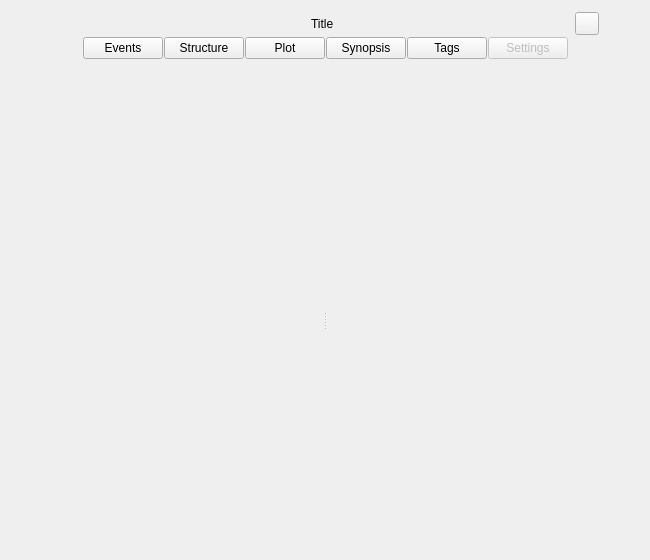
Above: ui/novel_view.ui from zkovari/plotlyst before the change. Below: the same form after it.
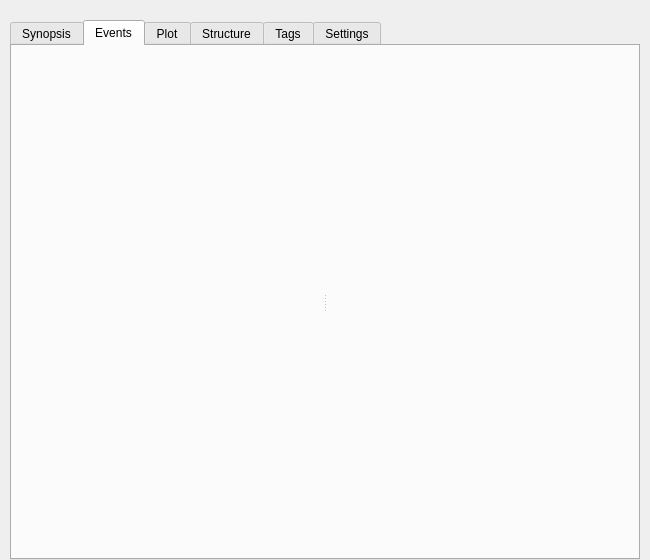
That is the form after the change. The open tabs and pages were chosen to show the change. Custom widgets are drawn as their Qt base class.

Commit message: Convert novel buttons to tabs, closes #663, closes #661

Patch:
```diff
--- a/ui/novel_view.ui
+++ b/ui/novel_view.ui
@@ -13,6 +13,37 @@
   <property name="windowTitle">
    <string>Form</string>
   </property>
+  <layout class="QVBoxLayout" name="verticalLayout">
+   <property name="spacing">
+    <number>0</number>
+   </property>
+   <property name="leftMargin">
+    <number>10</number>
+   </property>
+   <property name="topMargin">
+    <number>20</number>
+   </property>
+   <property name="rightMargin">
+    <number>10</number>
+   </property>
+   <property name="bottomMargin">
+    <number>0</number>
+   </property>
+   <item>
+    <widget class="QTabWidget" name="tabWidget">
+     <property name="currentIndex">
+      <number>0</number>
+     </property>
+     <property name="centered" stdset="0">
+      <bool>true</bool>
+     </property>
+     <property name="borderless" stdset="0">
+      <bool>true</bool>
+     </property>
+     <widget class="QWidget" name="tabSynopsis">
+      <attribute name="title">
+       <string>Synopsis</string>
+      </attribute>
   <layout class="QVBoxLayout" name="verticalLayout_3">
    <property name="spacing">
     <number>2</number>
@@ -142,307 +173,6 @@
     </widget>
    </item>
    <item>
-    <layout class="QHBoxLayout" name="horizontalLayout_2"/>
-   </item>
-   <item>
-    <layout class="QHBoxLayout" name="horizontalLayout_11">
-     <property name="spacing">
-      <number>1</number>
-     </property>
-     <item>
-      <spacer name="horizontalSpacer_4">
-       <property name="orientation">
-        <enum>Qt::Horizontal</enum>
-       </property>
-       <property name="sizeHint" stdset="0">
-        <size>
-         <width>40</width>
-         <height>20</height>
-        </size>
-       </property>
-      </spacer>
-     </item>
-     <item>
-      <widget class="QPushButton" name="btnEvents">
-       <property name="sizePolicy">
-        <sizepolicy hsizetype="Maximum" vsizetype="Maximum">
-         <horstretch>0</horstretch>
-         <verstretch>0</verstretch>
-        </sizepolicy>
-       </property>
-       <property name="cursor">
-        <cursorShape>PointingHandCursor</cursorShape>
-       </property>
-       <property name="text">
-        <string>Events</string>
-       </property>
-       <property name="checkable">
-        <bool>true</bool>
-       </property>
-       <property name="base" stdset="0">
-        <bool>false</bool>
-       </property>
-       <property name="top-level-nav" stdset="0">
-        <bool>true</bool>
-       </property>
-       <attribute name="buttonGroup">
-        <string notr="true">buttonGroup</string>
-       </attribute>
-      </widget>
-     </item>
-     <item>
-      <widget class="QPushButton" name="btnStructure">
-       <property name="sizePolicy">
-        <sizepolicy hsizetype="Maximum" vsizetype="Maximum">
-         <horstretch>0</horstretch>
-         <verstretch>0</verstretch>
-        </sizepolicy>
-       </property>
-       <property name="cursor">
-        <cursorShape>PointingHandCursor</cursorShape>
-       </property>
-       <property name="text">
-        <string>Structure</string>
-       </property>
-       <property name="checkable">
-        <bool>true</bool>
-       </property>
-       <property name="base" stdset="0">
-        <bool>false</bool>
-       </property>
-       <property name="top-level-nav" stdset="0">
-        <bool>true</bool>
-       </property>
-       <attribute name="buttonGroup">
-        <string notr="true">buttonGroup</string>
-       </attribute>
-      </widget>
-     </item>
-     <item>
-      <widget class="QPushButton" name="btnPlot">
-       <property name="sizePolicy">
-        <sizepolicy hsizetype="Maximum" vsizetype="Maximum">
-         <horstretch>0</horstretch>
-         <verstretch>0</verstretch>
-        </sizepolicy>
-       </property>
-       <property name="cursor">
-        <cursorShape>PointingHandCursor</cursorShape>
-       </property>
-       <property name="text">
-        <string>Plot</string>
-       </property>
-       <property name="checkable">
-        <bool>true</bool>
-       </property>
-       <property name="base" stdset="0">
-        <bool>false</bool>
-       </property>
-       <property name="top-level-nav" stdset="0">
-        <bool>true</bool>
-       </property>
-       <attribute name="buttonGroup">
-        <string notr="true">buttonGroup</string>
-       </attribute>
-      </widget>
-     </item>
-     <item>
-      <widget class="QPushButton" name="btnSynopsis">
-       <property name="sizePolicy">
-        <sizepolicy hsizetype="Maximum" vsizetype="Maximum">
-         <horstretch>0</horstretch>
-         <verstretch>0</verstretch>
-        </sizepolicy>
-       </property>
-       <property name="cursor">
-        <cursorShape>PointingHandCursor</cursorShape>
-       </property>
-       <property name="text">
-        <string>Synopsis</string>
-       </property>
-       <property name="checkable">
-        <bool>true</bool>
-       </property>
-       <property name="base" stdset="0">
-        <bool>false</bool>
-       </property>
-       <property name="top-level-nav" stdset="0">
-        <bool>true</bool>
-       </property>
-       <attribute name="buttonGroup">
-        <string notr="true">buttonGroup</string>
-       </attribute>
-      </widget>
-     </item>
-     <item>
-      <widget class="QPushButton" name="btnTags">
-       <property name="sizePolicy">
-        <sizepolicy hsizetype="Maximum" vsizetype="Maximum">
-         <horstretch>0</horstretch>
-         <verstretch>0</verstretch>
-        </sizepolicy>
-       </property>
-       <property name="cursor">
-        <cursorShape>PointingHandCursor</cursorShape>
-       </property>
-       <property name="text">
-        <string>Tags</string>
-       </property>
-       <property name="checkable">
-        <bool>true</bool>
-       </property>
-       <property name="base" stdset="0">
-        <bool>false</bool>
-       </property>
-       <property name="top-level-nav" stdset="0">
-        <bool>true</bool>
-       </property>
-       <attribute name="buttonGroup">
-        <string notr="true">buttonGroup</string>
-       </attribute>
-      </widget>
-     </item>
-     <item>
-      <widget class="QPushButton" name="btnSettings">
-       <property name="enabled">
-        <bool>false</bool>
-       </property>
-       <property name="sizePolicy">
-        <sizepolicy hsizetype="Maximum" vsizetype="Maximum">
-         <horstretch>0</horstretch>
-         <verstretch>0</verstretch>
-        </sizepolicy>
-       </property>
-       <property name="cursor">
-        <cursorShape>ForbiddenCursor</cursorShape>
-       </property>
-       <property name="text">
-        <string>Settings</string>
-       </property>
-       <property name="checkable">
-        <bool>true</bool>
-       </property>
-       <property name="base" stdset="0">
-        <bool>false</bool>
-       </property>
-       <property name="top-level-nav" stdset="0">
-        <bool>true</bool>
-       </property>
-      </widget>
-     </item>
-     <item>
-      <spacer name="horizontalSpacer_11">
-       <property name="orientation">
-        <enum>Qt::Horizontal</enum>
-       </property>
-       <property name="sizeHint" stdset="0">
-        <size>
-         <width>40</width>
-         <height>20</height>
-        </size>
-       </property>
-      </spacer>
-     </item>
-    </layout>
-   </item>
-   <item>
-    <spacer name="horizontalSpacer_5">
-     <property name="orientation">
-      <enum>Qt::Horizontal</enum>
-     </property>
-     <property name="sizeHint" stdset="0">
-      <size>
-       <width>40</width>
-       <height>20</height>
-      </size>
-     </property>
-    </spacer>
-   </item>
-   <item>
-    <widget class="QStackedWidget" name="stackedWidget">
-     <property name="currentIndex">
-      <number>4</number>
-     </property>
-     <widget class="QWidget" name="pageStructure">
-      <layout class="QVBoxLayout" name="verticalLayout_4">
-       <property name="spacing">
-        <number>3</number>
-       </property>
-       <property name="leftMargin">
-        <number>2</number>
-       </property>
-       <property name="topMargin">
-        <number>2</number>
-       </property>
-       <property name="rightMargin">
-        <number>2</number>
-       </property>
-       <property name="bottomMargin">
-        <number>2</number>
-       </property>
-       <item>
-        <widget class="StoryStructureEditor" name="wdgStructure" native="true"/>
-       </item>
-      </layout>
-     </widget>
-     <widget class="QWidget" name="pagePlot">
-      <layout class="QVBoxLayout" name="verticalLayout_2">
-       <property name="spacing">
-        <number>3</number>
-       </property>
-       <property name="leftMargin">
-        <number>2</number>
-       </property>
-       <property name="topMargin">
-        <number>2</number>
-       </property>
-       <property name="rightMargin">
-        <number>2</number>
-       </property>
-       <property name="bottomMargin">
-        <number>2</number>
-       </property>
-       <item>
-        <widget class="QWidget" name="wdgPlotContainer" native="true">
-         <layout class="QVBoxLayout" name="verticalLayout_9">
-          <property name="spacing">
-           <number>3</number>
-          </property>
-          <property name="leftMargin">
-           <number>15</number>
-          </property>
-          <property name="topMargin">
-           <number>2</number>
-          </property>
-          <property name="rightMargin">
-           <number>2</number>
-          </property>
-          <property name="bottomMargin">
-           <number>2</number>
-          </property>
-         </layout>
-        </widget>
-       </item>
-      </layout>
-     </widget>
-     <widget class="QWidget" name="pageSynopsis">
-      <layout class="QVBoxLayout" name="verticalLayout_8">
-       <property name="spacing">
-        <number>3</number>
-       </property>
-       <property name="leftMargin">
-        <number>2</number>
-       </property>
-       <property name="topMargin">
-        <number>2</number>
-       </property>
-       <property name="rightMargin">
-        <number>2</number>
-       </property>
-       <property name="bottomMargin">
-        <number>2</number>
-       </property>
-       <item>
         <widget class="QWidget" name="widget_5" native="true">
          <layout class="QHBoxLayout" name="horizontalLayout_12">
           <property name="spacing">
@@ -592,13 +322,101 @@
        </item>
       </layout>
      </widget>
-     <widget class="QWidget" name="pageTags">
-      <layout class="QVBoxLayout" name="verticalLayout">
+     <widget class="QWidget" name="tabEvents">
+      <attribute name="title">
+       <string>Events</string>
+      </attribute>
+      <layout class="QVBoxLayout" name="verticalLayout_11">
+       <property name="spacing">
+        <number>0</number>
+       </property>
+       <property name="leftMargin">
+        <number>0</number>
+       </property>
+       <property name="topMargin">
+        <number>0</number>
+       </property>
+       <property name="rightMargin">
+        <number>0</number>
+       </property>
+       <property name="bottomMargin">
+        <number>0</number>
+       </property>
+       <item>
+        <widget class="QSplitter" name="splitterEvents">
+         <property name="orientation">
+          <enum>Qt::Horizontal</enum>
+         </property>
+         <widget class="QWidget" name="wdgEventsMapParent" native="true">
+          <layout class="QVBoxLayout" name="verticalLayout_7">
+           <property name="spacing">
+            <number>0</number>
+           </property>
+           <property name="leftMargin">
+            <number>0</number>
+           </property>
+           <property name="topMargin">
+            <number>0</number>
+           </property>
+           <property name="rightMargin">
+            <number>0</number>
+           </property>
+           <property name="bottomMargin">
+            <number>0</number>
+           </property>
+          </layout>
+         </widget>
+         <widget class="QWidget" name="wdgEventsSidebar" native="true">
+          <layout class="QVBoxLayout" name="verticalLayout_10">
+           <property name="spacing">
+            <number>0</number>
+           </property>
+           <property name="leftMargin">
+            <number>0</number>
+           </property>
+           <property name="topMargin">
+            <number>0</number>
+           </property>
+           <property name="rightMargin">
+            <number>0</number>
+           </property>
+           <property name="bottomMargin">
+            <number>0</number>
+           </property>
+          </layout>
+         </widget>
+        </widget>
+       </item>
+      </layout>
+     </widget>
+     <widget class="QWidget" name="tabPlot">
+      <attribute name="title">
+       <string>Plot</string>
+      </attribute>
+      <layout class="QVBoxLayout" name="verticalLayout_12">
+       <property name="spacing">
+        <number>0</number>
+       </property>
+       <property name="leftMargin">
+        <number>0</number>
+       </property>
+       <property name="topMargin">
+        <number>10</number>
+       </property>
+       <property name="rightMargin">
+        <number>0</number>
+       </property>
+       <property name="bottomMargin">
+        <number>0</number>
+       </property>
+       <item>
+        <widget class="QWidget" name="wdgPlotContainer" native="true">
+         <layout class="QVBoxLayout" name="verticalLayout_9">
        <property name="spacing">
         <number>3</number>
        </property>
        <property name="leftMargin">
-        <number>2</number>
+           <number>15</number>
        </property>
        <property name="topMargin">
         <number>2</number>
@@ -608,6 +426,56 @@
        </property>
        <property name="bottomMargin">
         <number>2</number>
+          </property>
+         </layout>
+        </widget>
+       </item>
+      </layout>
+     </widget>
+     <widget class="QWidget" name="tabStructure">
+      <attribute name="title">
+       <string>Structure</string>
+      </attribute>
+      <layout class="QVBoxLayout" name="verticalLayout_13">
+       <property name="spacing">
+        <number>0</number>
+       </property>
+       <property name="leftMargin">
+        <number>0</number>
+       </property>
+       <property name="topMargin">
+        <number>10</number>
+       </property>
+       <property name="rightMargin">
+        <number>0</number>
+       </property>
+       <property name="bottomMargin">
+        <number>0</number>
+       </property>
+       <item>
+        <widget class="StoryStructureEditor" name="wdgStructure" native="true"/>
+       </item>
+      </layout>
+     </widget>
+     <widget class="QWidget" name="tabTags">
+      <attribute name="title">
+       <string>Tags</string>
+      </attribute>
+      <layout class="QVBoxLayout" name="verticalLayout_2">
+       <property name="spacing">
+        <number>0</number>
+       </property>
+       <property name="leftMargin">
+        <number>0</number>
+       </property>
+       <property name="topMargin">
+        <number>0</number>
+       </property>
+       <property name="rightMargin">
+        <number>0</number>
+       </property>
+       <property name="bottomMargin">
+        <number>0</number>
        </property>
        <item>
         <widget class="QScrollArea" name="scrollArea">
@@ -637,91 +505,10 @@
        </item>
       </layout>
      </widget>
-     <widget class="QWidget" name="pageEvents">
-      <property name="relaxed-white-bg" stdset="0">
-       <bool>true</bool>
-      </property>
-      <layout class="QVBoxLayout" name="verticalLayout_6">
-       <property name="spacing">
-        <number>0</number>
-       </property>
-       <property name="leftMargin">
-        <number>0</number>
-       </property>
-       <property name="topMargin">
-        <number>0</number>
-       </property>
-       <property name="rightMargin">
-        <number>0</number>
-       </property>
-       <property name="bottomMargin">
-        <number>0</number>
-       </property>
-       <item>
-        <widget class="QSplitter" name="splitterEvents">
-         <property name="orientation">
-          <enum>Qt::Horizontal</enum>
-         </property>
-         <widget class="QWidget" name="wdgEventsMapParent" native="true">
-          <layout class="QVBoxLayout" name="verticalLayout_7">
-           <property name="spacing">
-            <number>0</number>
-           </property>
-           <property name="leftMargin">
-            <number>0</number>
-           </property>
-           <property name="topMargin">
-            <number>0</number>
-           </property>
-           <property name="rightMargin">
-            <number>0</number>
-           </property>
-           <property name="bottomMargin">
-            <number>0</number>
-           </property>
-          </layout>
-         </widget>
-         <widget class="QWidget" name="wdgEventsSidebar" native="true">
-          <layout class="QVBoxLayout" name="verticalLayout_10">
-           <property name="spacing">
-            <number>0</number>
-           </property>
-           <property name="leftMargin">
-            <number>0</number>
-           </property>
-           <property name="topMargin">
-            <number>0</number>
-           </property>
-           <property name="rightMargin">
-            <number>0</number>
-           </property>
-           <property name="bottomMargin">
-            <number>0</number>
-           </property>
-          </layout>
-         </widget>
-        </widget>
-       </item>
-      </layout>
-     </widget>
-     <widget class="QWidget" name="pageSettings">
-      <layout class="QVBoxLayout" name="verticalLayout_5">
-       <property name="spacing">
-        <number>3</number>
-       </property>
-       <property name="leftMargin">
-        <number>2</number>
-       </property>
-       <property name="topMargin">
-        <number>2</number>
-       </property>
-       <property name="rightMargin">
-        <number>2</number>
-       </property>
-       <property name="bottomMargin">
-        <number>2</number>
-       </property>
-      </layout>
+     <widget class="QWidget" name="tabSettings">
+      <attribute name="title">
+       <string>Settings</string>
+      </attribute>
      </widget>
     </widget>
    </item>
```
Left out of the diff: 20 changed lines with no effect on the pictures. Lines whose indentation alone changed are shown as unchanged. The commit also changes 3 other files.
